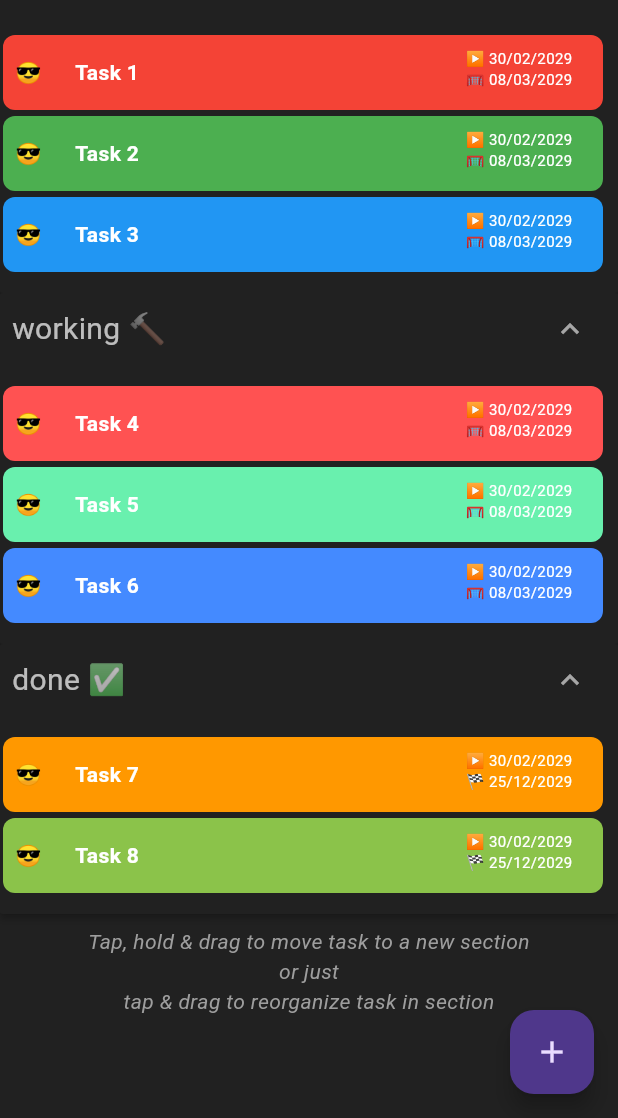
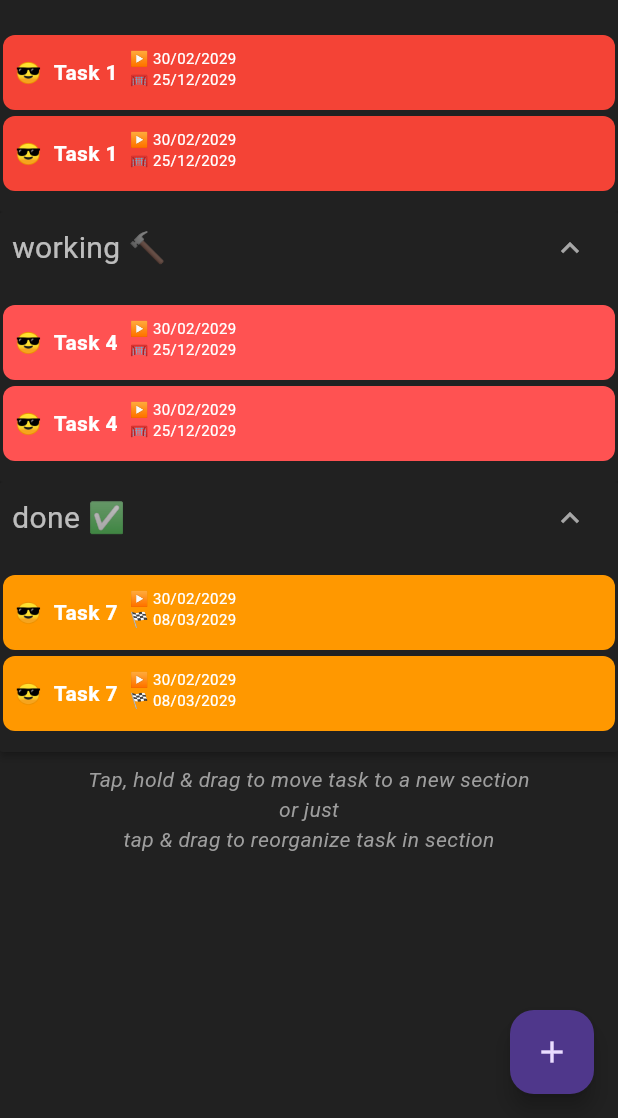
Before and after one commit to joaoparis/pipeline, a Flutter app: the screen it shows after launch, after a tap on "icebox 🧊", after a tap on the "expand more" icon, on a phone screen of 412 x 824 dp, the part 118-1236 px from its top. Run offline on Flutter 3.47's test engine with Material 3 defaults, Android fonts, the phone set to English and light mode, and no system bars.

Commit message:
add tasks manager

```diff
--- a/lib/features/home/data/task.dart
+++ b/lib/features/home/data/task.dart
@@ -1,7 +1,7 @@
-import 'data.dart';
+import 'package:pipeline/features/home/data/data.dart';
 
 class Task {
-  final String id;
+  final int id;
   final String emoji;
   final String title;
   final String description;
@@ -10,8 +10,16 @@ class Task {
   final String goalEndDate;
   final Color color;
 
-  Task(this.id, this.emoji, this.title, this.description, this.startDate,
-      this.actualEndDate, this.goalEndDate, this.color);
+  Task({
+    required this.id,
+    required this.emoji,
+    required this.title,
+    required this.description,
+    required this.startDate,
+    required this.actualEndDate,
+    required this.goalEndDate,
+    required this.color,
+  });
 
   @override
   bool operator ==(Object other) => other is Task && other.id == id;
--- /dev/null
+++ b/lib/features/home/data/task_manager.dart
@@ -0,0 +1,129 @@
+import 'package:pipeline/features/home/data/data.dart';
+
+class TasksManager {
+  final List<List<Task>> _tasks = [];
+  int _nextId = 0;
+
+  List<List<Task>> get tasks => List.unmodifiable(_tasks);
+
+  Future<void> loadTasks() async {
+    // Simulate loading from DB or file
+    await Future.delayed(const Duration(seconds: 1));
+    _tasks.clear();
+    _tasks.addAll(
+      [
+        [
+          Task(
+            id: 1,
+            emoji: '😎',
+            title: 'Task 1',
+            description: 'description',
+            startDate: '30/02/2029',
+            goalEndDate: '25/12/2029',
+            actualEndDate: '08/03/2029',
+            color: Colors.red,
+          ),
+          Task(
+            id: 112321,
+            emoji: '😎',
+            title: 'Task 1',
+            description: 'description',
+            startDate: '30/02/2029',
+            goalEndDate: '25/12/2029',
+            actualEndDate: '08/03/2029',
+            color: Colors.red,
+          ),
+        ], // Icebox
+        [
+          Task(
+            id: 4123213,
+            emoji: '😎',
+            title: 'Task 4',
+            description: 'description',
+            startDate: '30/02/2029',
+            goalEndDate: '25/12/2029',
+            actualEndDate: '08/03/2029',
+            color: Colors.redAccent,
+          ),
+          Task(
+            id: 4242323,
+            emoji: '😎',
+            title: 'Task 4',
+            description: 'description',
+            startDate: '30/02/2029',
+            goalEndDate: '25/12/2029',
+            actualEndDate: '08/03/2029',
+            color: Colors.redAccent,
+          ),
+        ], // Working
+        [
+          Task(
+            id: 7,
+            emoji: '😎',
+            title: 'Task 7',
+            description: 'description',
+            startDate: '30/02/2029',
+            goalEndDate: '25/12/2029',
+            actualEndDate: '08/03/2029',
+            color: Colors.orange,
+          ),
+          Task(
+            id: 323,
+            emoji: '😎',
+            title: 'Task 7',
+            description: 'description',
+            startDate: '30/02/2029',
+            goalEndDate: '25/12/2029',
+            actualEndDate: '08/03/2029',
+            color: Colors.orange,
+          ),
+        ] // Done
+      ],
+    );
+  }
+
+  void addTask(int taskListIndex, String title, Color color) {
+    final task = Task(
+      id: _nextId++,
+      emoji: '🚀',
+      title: title,
+      description: '',
+      startDate: '',
+      actualEndDate: '',
+      goalEndDate: '',
+      color: color,
+    );
+    _tasks[taskListIndex].add(task);
+  }
+
+  void removeTask(int taskListIndex, int id) {
+    _tasks[taskListIndex].removeWhere((task) => task.id == id);
+  }
+
+  void updateTask(
+    int taskListIndex,
+    int id, {
+    String? emoji,
+    String? title,
+    String? description,
+    String? startDate,
+    String? actualEndDate,
+    String? goalEndDate,
+    Color? color,
+  }) {
+    final index = _tasks[taskListIndex].indexWhere((task) => task.id == id);
+    if (index != -1) {
+      final task = _tasks[taskListIndex][index];
+      _tasks[taskListIndex][index] = Task(
+        id: task.id,
+        emoji: emoji ?? task.emoji,
+        title: title ?? task.title,
+        description: description ?? task.description,
+        startDate: startDate ?? task.startDate,
+        actualEndDate: actualEndDate ?? task.actualEndDate,
+        goalEndDate: goalEndDate ?? task.goalEndDate,
+        color: color ?? task.color,
+      );
+    }
+  }
+}
--- a/lib/features/home/presentation/body_widget.dart
+++ b/lib/features/home/presentation/body_widget.dart
@@ -1,4 +1,6 @@
 import 'package:pipeline/features/features.dart';
+import 'package:pipeline/features/home/data/task_manager.dart';
+import 'package:provider/provider.dart';
 
 class BodyWidget extends StatefulWidget {
   const BodyWidget({super.key});
@@ -9,38 +11,34 @@ class BodyWidget extends StatefulWidget {
 
 class _BodyWidgetState extends State<BodyWidget> {
   late bool _isDraggingTask = false;
+  late List<List<Task>> _taskLists;
   final List<Section> sections = [
     Section(0, 'icebox 🧊', true, false),
     Section(1, 'working 🔨', true, false),
     Section(2, 'done ✅', true, false),
   ];
-  final List<List<Task>> _taskLists = [
-    [
-      Task('1', '😎', 'Task 1', 'description', '30/02/2029', '25/12/2029',
-          '08/03/2029', Colors.red),
-      Task('2', '😎', 'Task 2', 'description', '30/02/2029', '25/12/2029',
-          '08/03/2029', Colors.green),
-      Task('101', '😎', 'Task 3', 'description', '30/02/2029', '25/12/2029',
-          '08/03/2029', Colors.blue)
-    ], // Icebox
-    [
-      Task('4', '😎', 'Task 4', 'description', '30/02/2029', '25/12/2029',
-          '08/03/2029', Colors.redAccent),
-      Task('5', '😎', 'Task 5', 'description', '30/02/2029', '25/12/2029',
-          '08/03/2029', Colors.greenAccent),
-      Task('6', '😎', 'Task 6', 'description', '30/02/2029', '25/12/2029',
-          '08/03/2029', Colors.blueAccent)
-    ], // Working
-    [
-      Task('7', '😎', 'Task 7', 'description', '30/02/2029', '25/12/2029',
-          '08/03/2029', Colors.orange),
-      Task('8', '😎', 'Task 8', 'description', '30/02/2029', '25/12/2029',
-          '08/03/2029', Colors.lightGreen)
-    ] // Done
-  ];
+
+  bool _loading = true;
+
+  @override
+  void initState() {
+    super.initState();
+    _initTasks();
+  }
+
+  Future<void> _initTasks() async {
+    final manager = Provider.of<TasksManager>(context, listen: false);
+    await manager.loadTasks();
+    setState(() => _loading = false);
+  }
 
   @override
   Widget build(BuildContext context) {
+    final manager = Provider.of<TasksManager>(context);
+    _taskLists = manager.tasks;
+    if (_loading) {
+      return const Center(child: CircularProgressIndicator());
+    }
     return SingleChildScrollView(
       child: ExpansionPanelList(
         expansionCallback: setExpandedState,
@@ -111,8 +109,12 @@ class _BodyWidgetState extends State<BodyWidget> {
         duration: const Duration(milliseconds: 200),
         padding: const EdgeInsets.symmetric(vertical: 10),
         decoration: buildListBoxes(sectionIndex),
-        child: SizedBox(
-          height: _taskLists[sectionIndex].isEmpty ? 50 : null,
+        child: LayoutBuilder(builder: (context, constraints) {
+          return ConstrainedBox(
+            constraints: BoxConstraints(
+              minWidth: constraints.maxWidth,
+              maxWidth: constraints.maxWidth,
+            ),
             child: ReorderableListView(
               buildDefaultDragHandles: false,
               shrinkWrap: true,
@@ -138,7 +140,8 @@ class _BodyWidgetState extends State<BodyWidget> {
                 return _buildDraggableTask(sectionIndex, taskIndex, task);
               }),
             ),
-        ),
+          );
+        }),
       ),
     );
   }
@@ -196,7 +199,10 @@ class _BodyWidgetState extends State<BodyWidget> {
   Widget _buildFeedbackContainer(Task task, int panelIndex) {
     return Material(
       type: MaterialType.transparency, // Ensures consistent styling
+      child: SizedBox(
+        width: MediaQuery.of(context).size.width,
         child: _buildTaskContainer(task, panelIndex),
+      ),
     );
   }
 
@@ -215,7 +221,6 @@ class _BodyWidgetState extends State<BodyWidget> {
     return Container(
       key: ValueKey(task.id),
       height: 50,
-      width: 400,
       margin: const EdgeInsets.symmetric(vertical: 2),
       decoration: BoxDecoration(
         color: task.color,
@@ -223,20 +228,16 @@ class _BodyWidgetState extends State<BodyWidget> {
       ),
       child: Padding(
         padding: const EdgeInsets.all(8.0),
-        child: Flex(
-          direction: Axis.horizontal,
+        child: Center(
+          child: Row(
+            mainAxisSize: MainAxisSize.max,
             children: [
-            Expanded(
-              flex: 1,
-              child: Text(
+              Text(
                 task.emoji,
                 style: const TextStyle(
                     color: Colors.white, fontWeight: FontWeight.bold),
               ),
-            ),
-            Expanded(
-              flex: 8,
-              child: Padding(
+              Padding(
                 padding: const EdgeInsets.symmetric(horizontal: 8.0),
                 child: Text(
                   task.title,
@@ -244,10 +245,7 @@ class _BodyWidgetState extends State<BodyWidget> {
                       color: Colors.white, fontWeight: FontWeight.bold),
                 ),
               ),
-            ),
-            Expanded(
-              flex: 3,
-              child: ListView(
+              Column(
                 children: [
                   Center(
                     child: Text(
@@ -265,8 +263,8 @@ class _BodyWidgetState extends State<BodyWidget> {
                   ),
                 ],
               ),
+            ],
           ),
-          ],
         ),
       ),
     );
--- a/lib/main.dart
+++ b/lib/main.dart
@@ -1,5 +1,12 @@
+import 'package:pipeline/features/home/data/task_manager.dart';
 import 'package:pipeline/pipeline.dart';
+import 'package:provider/provider.dart';
 
 void main() {
-  runApp(PipelineApp());
+  runApp(
+    Provider<TasksManager>(
+      create: (_) => TasksManager(),
+      child: PipelineApp(),
+    ),
+  );
 }
--- a/pubspec.yaml
+++ b/pubspec.yaml
@@ -35,6 +35,7 @@ dependencies:
   # The following adds the Cupertino Icons font to your application.
   # Use with the CupertinoIcons class for iOS style icons.
   cupertino_icons: ^1.0.6
+  provider: ^6.1.5+1
 
 dev_dependencies:
   flutter_test:
```
Also changed, not shown: lib/features/home/presentation/home_page_widget.dart (+4 -4 lines), pubspec.lock, 4 other files. Lines whose indentation alone changed are shown as unchanged.
